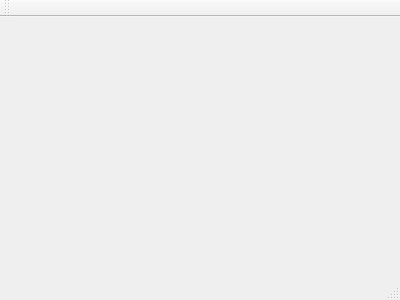
Qt form src/ui/mainwindow.ui (Tw1ddle/dataslinger) before a commit.
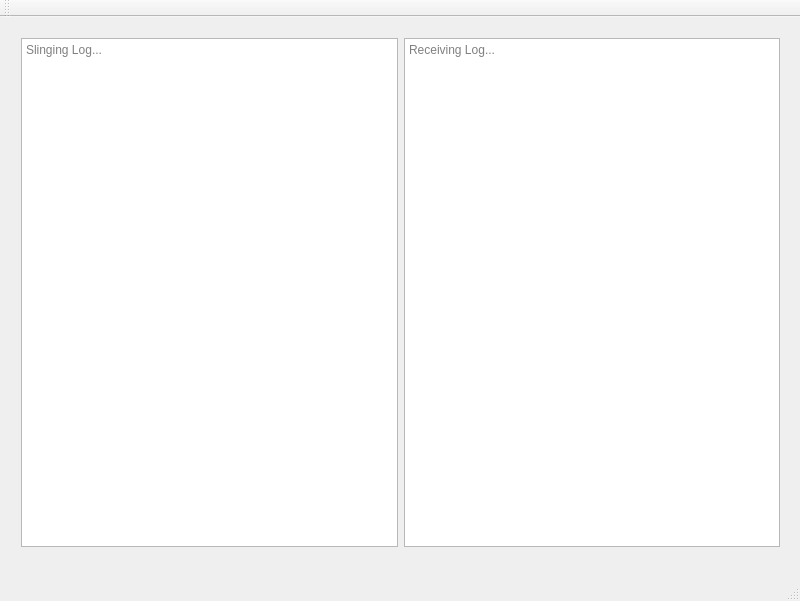
The same form after that commit.

```diff
--- a/src/ui/mainwindow.ui
+++ b/src/ui/mainwindow.ui
@@ -6,14 +6,51 @@
    <rect>
     <x>0</x>
     <y>0</y>
-    <width>400</width>
-    <height>300</height>
+    <width>800</width>
+    <height>601</height>
    </rect>
   </property>
   <property name="windowTitle">
    <string>DataSlinger</string>
   </property>
-  <widget class="QWidget" name="centralWidget"/>
+  <widget class="QWidget" name="centralWidget">
+   <widget class="QWidget" name="verticalLayoutWidget">
+    <property name="geometry">
+     <rect>
+      <x>10</x>
+      <y>10</y>
+      <width>781</width>
+      <height>531</height>
+     </rect>
+    </property>
+    <layout class="QVBoxLayout" name="verticalLayout_2">
+     <item>
+      <layout class="QHBoxLayout" name="horizontalLayout">
+       <item>
+        <widget class="QPlainTextEdit" name="slingingLog">
+         <property name="readOnly">
+          <bool>true</bool>
+         </property>
+         <property name="placeholderText">
+          <string>Slinging Log...</string>
+         </property>
+        </widget>
+       </item>
+       <item>
+        <widget class="QPlainTextEdit" name="receivingLog">
+         <property name="readOnly">
+          <bool>true</bool>
+         </property>
+         <property name="placeholderText">
+          <string>Receiving Log...</string>
+         </property>
+        </widget>
+       </item>
+      </layout>
+     </item>
+    </layout>
+   </widget>
+  </widget>
   <widget class="QMenuBar" name="menuBar">
    <property name="geometry">
     <rect>
```
Left out of the diff: 7 changed lines with no effect on the pictures.
